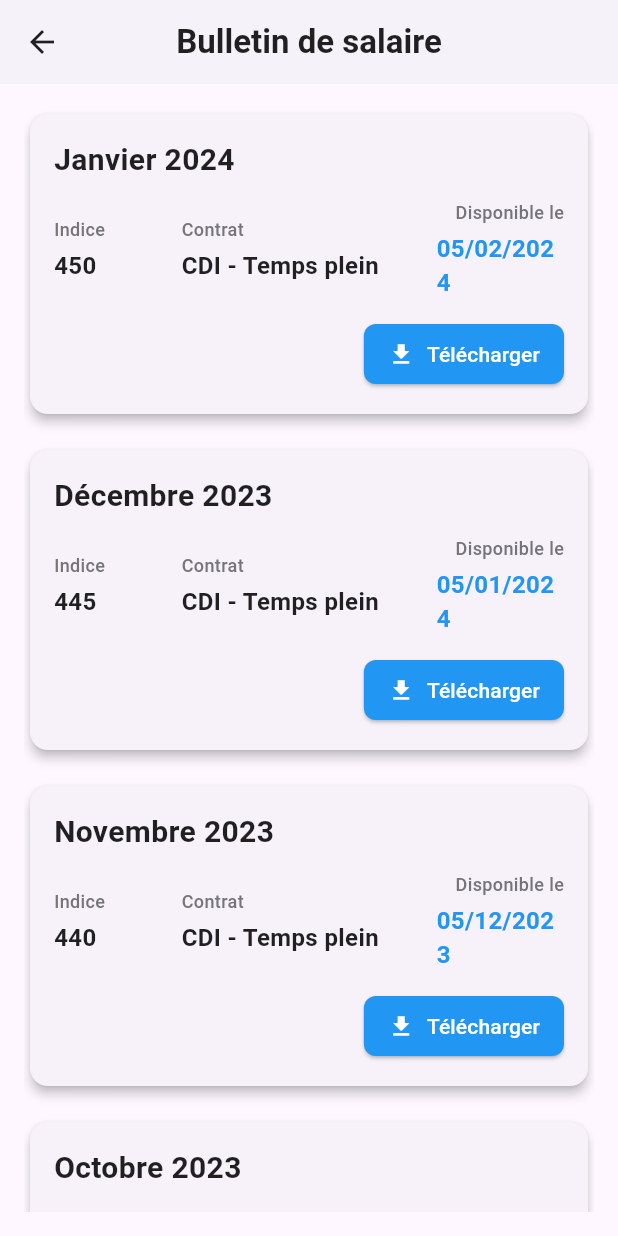
After one commit to Henintsoash17/tomselfmobscreen, a Flutter app: the BulletinScreen screen opened directly, on a phone screen of 412 x 824 dp. The commit adds this screen. Run offline on Flutter 3.47's test engine with Material 3 defaults, Android fonts, the light colour scheme and no system bars.

Commit message:
commit 2

```diff
--- a/lib/screens/absence_screen.dart
+++ b/lib/screens/absence_screen.dart
@@ -1,4 +1,4 @@
-// ignore_for_file: library_private_types_in_public_api
+// ignore_for_file: library_private_types_in_public_api, deprecated_member_use
 
 import 'package:flutter/material.dart';
 import '../widgets/add_absence_modal.dart';
@@ -198,13 +198,14 @@ class _AbsenceScreenState extends State<AbsenceScreen> {
       ),
       floatingActionButton: FloatingActionButton(
         onPressed: _showAddAbsenceModal,
-        backgroundColor: Colors.blue,
+        backgroundColor: Colors.red,
+        shape: CircleBorder(),
         child: Icon(
           Icons.add,
           color: Colors.white,
         ),
       ),
-      floatingActionButtonLocation: FloatingActionButtonLocation.startFloat,
+      floatingActionButtonLocation: FloatingActionButtonLocation.endFloat,
     );
   }
 }
--- /dev/null
+++ b/lib/screens/bulletin_screen.dart
@@ -0,0 +1,226 @@
+// ignore_for_file: library_private_types_in_public_api
+
+import 'package:flutter/material.dart';
+
+class BulletinScreen extends StatefulWidget {
+  const BulletinScreen({super.key});
+
+  @override
+  _BulletinScreenState createState() => _BulletinScreenState();
+}
+
+class _BulletinScreenState extends State<BulletinScreen> {
+  // Données fictives pour l'exemple
+  final List<Map<String, dynamic>> bulletins = [
+    {
+      'mois': 'Janvier 2024',
+      'indice': '450',
+      'contrat': 'CDI - Temps plein',
+      'dateDisponibilite': '05/02/2024',
+    },
+    {
+      'mois': 'Décembre 2023',
+      'indice': '445',
+      'contrat': 'CDI - Temps plein',
+      'dateDisponibilite': '05/01/2024',
+    },
+    {
+      'mois': 'Novembre 2023',
+      'indice': '440',
+      'contrat': 'CDI - Temps plein',
+      'dateDisponibilite': '05/12/2023',
+    },
+    {
+      'mois': 'Octobre 2023',
+      'indice': '435',
+      'contrat': 'CDI - Temps plein',
+      'dateDisponibilite': '05/11/2023',
+    },
+    {
+      'mois': 'Septembre 2023',
+      'indice': '430',
+      'contrat': 'CDI - Temps plein',
+      'dateDisponibilite': '05/10/2023',
+    },
+    {
+      'mois': 'Août 2023',
+      'indice': '425',
+      'contrat': 'CDI - Temps plein',
+      'dateDisponibilite': '05/09/2023',
+    },
+  ];
+
+  @override
+  Widget build(BuildContext context) {
+    return Scaffold(
+      appBar: AppBar(
+        backgroundColor: Colors.white,
+        elevation: 2,
+        leading: IconButton(
+          icon: Icon(Icons.arrow_back, color: Colors.black87),
+          onPressed: () => Navigator.pop(context),
+        ),
+        title: Text(
+          'Bulletin de salaire',
+          style: TextStyle(
+            color: Colors.black87,
+            fontWeight: FontWeight.bold,
+          ),
+        ),
+        centerTitle: true,
+      ),
+      body: Padding(
+        padding: const EdgeInsets.all(16.0),
+        child: Column(
+          children: [
+            Expanded(
+              child: ListView.builder(
+                itemCount: bulletins.length,
+                itemBuilder: (context, index) {
+                  final bulletin = bulletins[index];
+                  return Padding(
+                    padding: const EdgeInsets.only(bottom: 16.0),
+                    child: Card(
+                      elevation: 3,
+                      shape: RoundedRectangleBorder(
+                        borderRadius: BorderRadius.circular(12),
+                      ),
+                      child: Padding(
+                        padding: const EdgeInsets.all(16.0),
+                        child: Column(
+                          crossAxisAlignment: CrossAxisAlignment.start,
+                          children: [
+                            // Mois du salaire
+                            Text(
+                              bulletin['mois'],
+                              style: TextStyle(
+                                fontSize: 20,
+                                fontWeight: FontWeight.bold,
+                                color: Colors.black87,
+                              ),
+                            ),
+                            SizedBox(height: 12),
+                            // Row avec les informations
+                            Row(
+                              children: [
+                                // Indice
+                                Expanded(
+                                  flex: 1,
+                                  child: Column(
+                                    crossAxisAlignment: CrossAxisAlignment.start,
+                                    children: [
+                                      Text(
+                                        'Indice',
+                                        style: TextStyle(
+                                          fontSize: 12,
+                                          color: Colors.grey[600],
+                                          fontWeight: FontWeight.w500,
+                                        ),
+                                      ),
+                                      SizedBox(height: 4),
+                                      Text(
+                                        bulletin['indice'],
+                                        style: TextStyle(
+                                          fontSize: 16,
+                                          fontWeight: FontWeight.w600,
+                                          color: Colors.black87,
+                                        ),
+                                      ),
+                                    ],
+                                  ),
+                                ),
+                                // Contrat
+                                Expanded(
+                                  flex: 2,
+                                  child: Column(
+                                    crossAxisAlignment: CrossAxisAlignment.start,
+                                    children: [
+                                      Text(
+                                        'Contrat',
+                                        style: TextStyle(
+                                          fontSize: 12,
+                                          color: Colors.grey[600],
+                                          fontWeight: FontWeight.w500,
+                                        ),
+                                      ),
+                                      SizedBox(height: 4),
+                                      Text(
+                                        bulletin['contrat'],
+                                        style: TextStyle(
+                                          fontSize: 16,
+                                          fontWeight: FontWeight.w600,
+                                          color: Colors.black87,
+                                        ),
+                                      ),
+                                    ],
+                                  ),
+                                ),
+                                // Date de disponibilité
+                                Expanded(
+                                  flex: 1,
+                                  child: Column(
+                                    crossAxisAlignment: CrossAxisAlignment.end,
+                                    children: [
+                                      Text(
+                                        'Disponible le',
+                                        style: TextStyle(
+                                          fontSize: 12,
+                                          color: Colors.grey[600],
+                                          fontWeight: FontWeight.w500,
+                                        ),
+                                      ),
+                                      SizedBox(height: 4),
+                                      Text(
+                                        bulletin['dateDisponibilite'],
+                                        style: TextStyle(
+                                          fontSize: 16,
+                                          fontWeight: FontWeight.w600,
+                                          color: Colors.blue,
+                                        ),
+                                      ),
+                                    ],
+                                  ),
+                                ),
+                              ],
+                            ),
+                            SizedBox(height: 12),
+                            // Bouton de téléchargement
+                            Align(
+                              alignment: Alignment.centerRight,
+                              child: ElevatedButton.icon(
+                                onPressed: () {
+                                  // Logique de téléchargement
+                                  print('Téléchargement du bulletin ${bulletin['mois']}');
+                                  ScaffoldMessenger.of(context).showSnackBar(
+                                    SnackBar(
+                                      content: Text('Téléchargement du bulletin ${bulletin['mois']}'),
+                                      backgroundColor: Colors.green,
+                                    ),
+                                  );
+                                },
+                                icon: Icon(Icons.download, size: 18),
+                                label: Text('Télécharger'),
+                                style: ElevatedButton.styleFrom(
+                                  backgroundColor: Colors.blue,
+                                  foregroundColor: Colors.white,
+                                  shape: RoundedRectangleBorder(
+                                    borderRadius: BorderRadius.circular(8),
+                                  ),
+                                  padding: EdgeInsets.symmetric(horizontal: 16, vertical: 8),
+                                ),
+                              ),
+                            ),
+                          ],
+                        ),
+                      ),
+                    ),
+                  );
+                },
+              ),
+            ),
+          ],
+        ),
+      ),
+    );
+  }
+}
--- a/lib/screens/home_screen.dart
+++ b/lib/screens/home_screen.dart
@@ -2,6 +2,7 @@
 
 import 'package:flutter/material.dart';
 import 'absence_screen.dart';
+import 'bulletin_screen.dart';
 
 class HomeScreen extends StatefulWidget {
   const HomeScreen({super.key});
@@ -59,12 +60,13 @@ class _HomeScreenState extends State<HomeScreen> {
         ],
       ),
       drawer: Drawer(
+        width: MediaQuery.of(context).size.width * 0.6,
         child: ListView(
           padding: EdgeInsets.zero,
           children: [
             DrawerHeader(
               decoration: BoxDecoration(
-                color: const Color.fromARGB(255, 255, 255, 255),
+                color: const Color.fromARGB(255, 254, 255, 255),
               ),
               child: Text(
                 'Menu',
@@ -132,8 +134,10 @@ class _HomeScreenState extends State<HomeScreen> {
                     title: 'Bulletin de salaire',
                     icon: Icons.receipt_long,
                     onTap: () {
-                      print('Navigation vers Bulletin de salaire');
-                      // Navigator.pushNamed(context, '/bulletin');
+                      Navigator.push(
+                        context,
+                        MaterialPageRoute(builder: (context) => BulletinScreen()),
+                      );
                     },
                   ),
                   _buildMenuButton(
```
